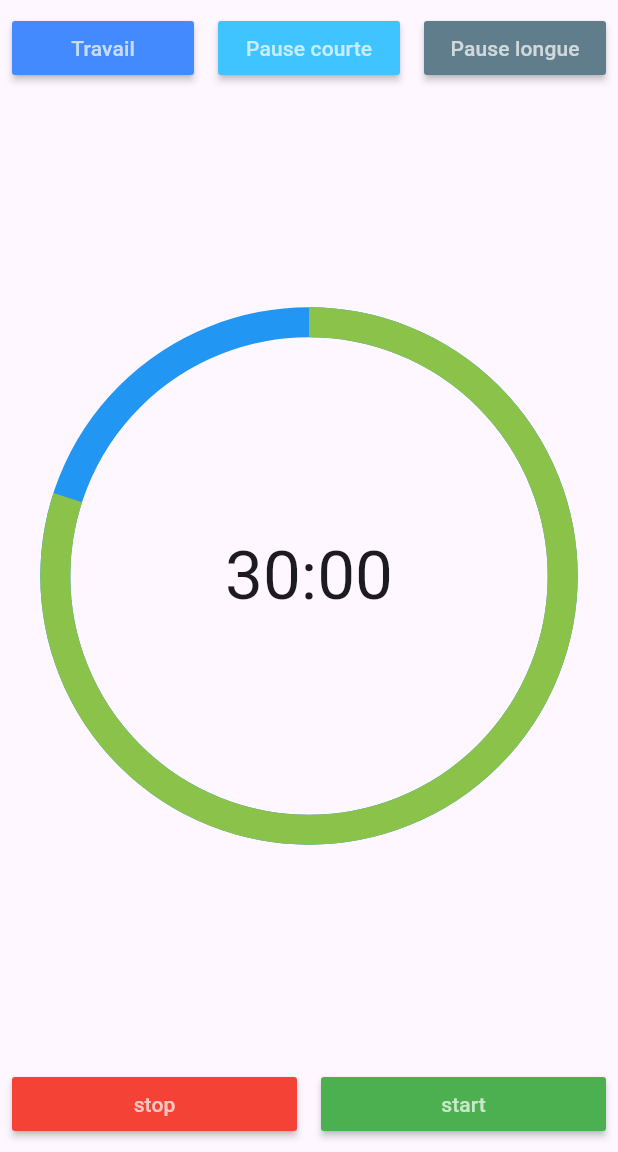
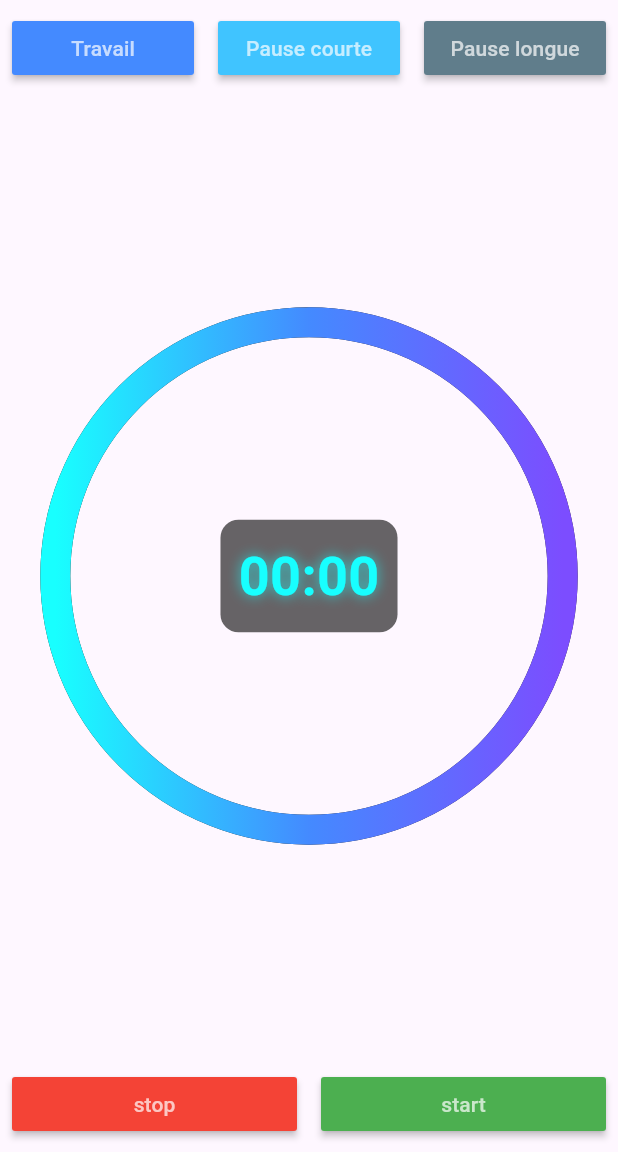
Before and after one commit to espoirPeache/temps-de-travail, a Flutter app: the first screen one second after launch, on a phone screen of 412 x 824 dp, the part 84-1236 px from its top. Run offline on Flutter 3.47's test engine with Material 3 defaults, Android fonts, the phone set to English and light mode, and no system bars; drawn by our look-alikes of percent_indicator; Roboto replaces fonts that are missing (RobotoMono).

Commit message:
Timer fonctionnel avec style

```diff
--- a/lib/homePage.dart
+++ b/lib/homePage.dart
@@ -1,12 +1,16 @@
 import 'package:flutter/material.dart';
+import 'package:gestion_de_temps/timerModel.dart';
 import 'package:percent_indicator/percent_indicator.dart';
 
+import 'timer.dart';
 import 'widget.dart';
 
 class Homepage extends StatelessWidget {
-  const Homepage({super.key});
+   Homepage({super.key});
 
   final paddingDefault = 8.0;
+  final CountTimer timer = CountTimer();
+
   void method1(){
 
   }
@@ -16,6 +20,7 @@ class Homepage extends StatelessWidget {
 
   @override
   Widget build(BuildContext context) {
+    timer.startWork();
     return Scaffold(
       appBar: AppBar(
         title: Text("Mon temps de travail"),
@@ -52,17 +57,55 @@ class Homepage extends StatelessWidget {
                     ),
                   ],
                 ),
-                Expanded(
-                    child: CircularPercentIndicator(
-                        radius: width/2.3,
-                      lineWidth: 20,
-                      percent: 0.8,
-                      backgroundColor: Colors.blue,
-                      center: Text("30:00", style: Theme.of(context).textTheme   .displayMedium,),
-                      progressColor: Colors.lightGreen,
+                StreamBuilder(
+                  stream: timer.stream(),
+                  initialData: "00:00",
+                  builder: (context, asyncSnapshot) {
+                    TimerModel timer = (asyncSnapshot.data == "00:00") ? TimerModel("00:00", 1): asyncSnapshot.data as TimerModel;
+                    return Expanded(
+                        child: CircularPercentIndicator(
+                          radius: width / 2.3,
+                          lineWidth: 20,
+                          animation: true,
+                          animateFromLastPercent: true,
+                          percent: timer.percent,
+                          reverse: true,  // de droite vers la gauche
+                          backgroundColor: Colors.grey.shade900,
+                          circularStrokeCap: CircularStrokeCap.round, // bouts arrondis
+                          linearGradient: LinearGradient(
+                            colors: [
+                              Colors.cyanAccent,
+                              Colors.blueAccent,
+                              Colors.deepPurpleAccent,
+                            ],
+                          ),
+                          center: Container(
+                            decoration: BoxDecoration(
+                              color: Colors.black.withOpacity(0.6),
+                              borderRadius: BorderRadius.circular(12),
+                            ),
+                            padding: EdgeInsets.all(12),
+                            child: Text(
+                              timer.time,
+                              style: TextStyle(
+                                fontSize: 36,
+                                fontFamily: 'RobotoMono', // police numérique sympa
+                                fontWeight: FontWeight.bold,
+                                color: Colors.cyanAccent,
+                                shadows: [
+                                  Shadow(
+                                    blurRadius: 10,
+                                    color: Colors.cyanAccent.withOpacity(0.7),
+                                    offset: Offset(0, 0),
+                                  )
+                                ],
+                              ),
+                            ),
+                          ),
+                        )
 
-
-                    )
+                    );
+                  }
                 ),
                 Row(
                   children: [
--- a/lib/main.dart
+++ b/lib/main.dart
@@ -1,5 +1,7 @@
 import 'package:flutter/material.dart';
 import 'package:gestion_de_temps/homePage.dart';
+
+import 'timer.dart';
 
 void main(){
   runApp(MyApp());
--- a/lib/timer.dart
+++ b/lib/timer.dart
@@ -8,11 +8,15 @@ class CountTimer{
   late Duration _time;
   late Duration _fulltime;
 
+  final int _work = 30;
+  var percent;
+  late String time;
+
   String returnTime(Duration t){
-    String minutes = (t.inMinutes < 10)? "0"+t.inMinutes.toString(): t.inMinutes.toString();
+    String minutes = (t.inMinutes < 10)? "0${t.inMinutes}": t.inMinutes.toString();
     int minSeconds = t.inSeconds -(t.inMinutes*60);
-    String seconds = (minSeconds < 10) ? "0"+minSeconds.toString() : minSeconds.toString();
-    return minutes + ":" +seconds;
+    String seconds = (minSeconds < 10) ? "0$minSeconds" : minSeconds.toString();
+    return "$minutes:$seconds";
   }
 
   Stream<TimerModel> stream() async*{
@@ -31,5 +35,12 @@ class CountTimer{
     );
   }
 
+  void startWork(){
+    _raduis = 1;
+    _time = Duration(minutes: _work, seconds: 0);
+    _fulltime = _time;
+
+
+  }
 
 }
--- a/lib/timerModel.dart
+++ b/lib/timerModel.dart
@@ -1,6 +1,5 @@
 class TimerModel{
-  String _time;
-  double _percent;
-  TimerModel(this._time, this._percent);
-
+  String time;
+  double percent;
+  TimerModel(this.time, this.percent);
 }
```
